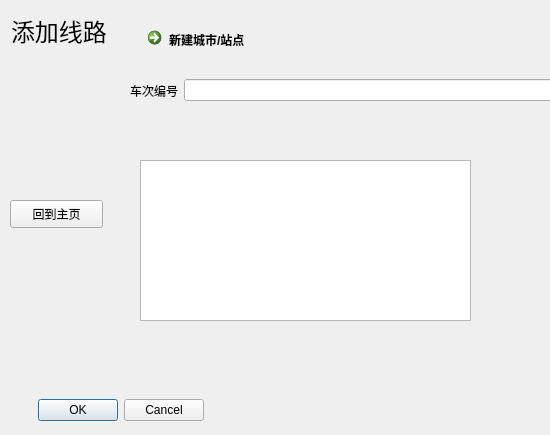
Qt form UI/adminadd.ui (Nisiyama-Suzune/train-ticket-system) before a commit.
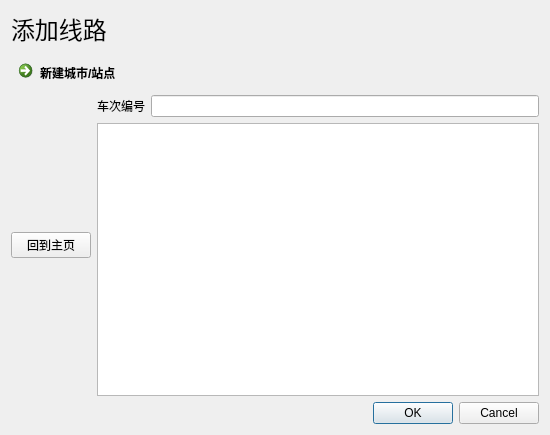
The same form after that commit.

The edit to the form file:
```diff
--- a/UI/adminadd.ui
+++ b/UI/adminadd.ui
@@ -13,15 +13,9 @@
   <property name="windowTitle">
    <string>Dialog</string>
   </property>
+  <layout class="QVBoxLayout" name="verticalLayout_2">
+   <item>
   <widget class="QLabel" name="label_2">
-   <property name="geometry">
-    <rect>
-     <x>11</x>
-     <y>11</y>
-     <width>120</width>
-     <height>39</height>
-    </rect>
-   </property>
    <property name="font">
     <font>
      <family>微软雅黑 Light</family>
@@ -32,44 +26,28 @@
     <string>添加线路</string>
    </property>
   </widget>
-  <widget class="QDialogButtonBox" name="buttonBox">
-   <property name="geometry">
-    <rect>
-     <x>11</x>
-     <y>396</y>
-     <width>193</width>
-     <height>28</height>
-    </rect>
-   </property>
-   <property name="orientation">
-    <enum>Qt::Horizontal</enum>
-   </property>
-   <property name="standardButtons">
-    <set>QDialogButtonBox::Cancel|QDialogButtonBox::Ok</set>
-   </property>
-  </widget>
+   </item>
+   <item>
   <widget class="QCommandLinkButton" name="commandLinkButton">
-   <property name="geometry">
-    <rect>
-     <x>140</x>
-     <y>20</y>
-     <width>424</width>
-     <height>40</height>
-    </rect>
-   </property>
    <property name="text">
     <string>新建城市/站点</string>
    </property>
   </widget>
-  <widget class="QWidget" name="">
-   <property name="geometry">
-    <rect>
-     <x>130</x>
-     <y>60</y>
-     <width>424</width>
-     <height>61</height>
-    </rect>
-   </property>
+   </item>
+   <item>
+    <layout class="QHBoxLayout" name="horizontalLayout_2">
+     <item>
+      <widget class="QPushButton" name="pushButton">
+       <property name="text">
+        <string>回到主页</string>
+       </property>
+      </widget>
+     </item>
+     <item>
+      <layout class="QHBoxLayout" name="horizontalLayout">
+       <item>
+        <layout class="QVBoxLayout" name="verticalLayout">
+         <item>
    <layout class="QHBoxLayout" name="horizontalLayout_3">
     <item>
      <widget class="QLabel" name="label_6">
@@ -79,33 +57,30 @@
      </widget>
     </item>
     <item>
-     <widget class="QLineEdit" name="lineEdit_5"/>
-    </item>
-   </layout>
-  </widget>
-  <widget class="QTextEdit" name="textEdit">
-   <property name="geometry">
-    <rect>
-     <x>140</x>
-     <y>160</y>
-     <width>331</width>
-     <height>161</height>
-    </rect>
-   </property>
-  </widget>
-  <widget class="QPushButton" name="pushButton">
-   <property name="geometry">
-    <rect>
-     <x>10</x>
-     <y>200</y>
-     <width>93</width>
-     <height>28</height>
-    </rect>
-   </property>
-   <property name="text">
-    <string>回到主页</string>
-   </property>
-  </widget>
+            <widget class="QLineEdit" name="train_name"/>
+           </item>
+          </layout>
+         </item>
+         <item>
+          <widget class="QTextEdit" name="add_line_info"/>
+         </item>
+        </layout>
+       </item>
+      </layout>
+     </item>
+    </layout>
+   </item>
+   <item>
+    <widget class="QDialogButtonBox" name="buttonBox">
+     <property name="orientation">
+      <enum>Qt::Horizontal</enum>
+     </property>
+     <property name="standardButtons">
+      <set>QDialogButtonBox::Cancel|QDialogButtonBox::Ok</set>
+     </property>
+    </widget>
+   </item>
+  </layout>
   <zorder>buttonBox</zorder>
   <zorder>label_2</zorder>
   <zorder>commandLinkButton</zorder>
```
Left out of the diff: 5 changed lines with no effect on the pictures. Lines whose indentation alone changed are shown as unchanged.
